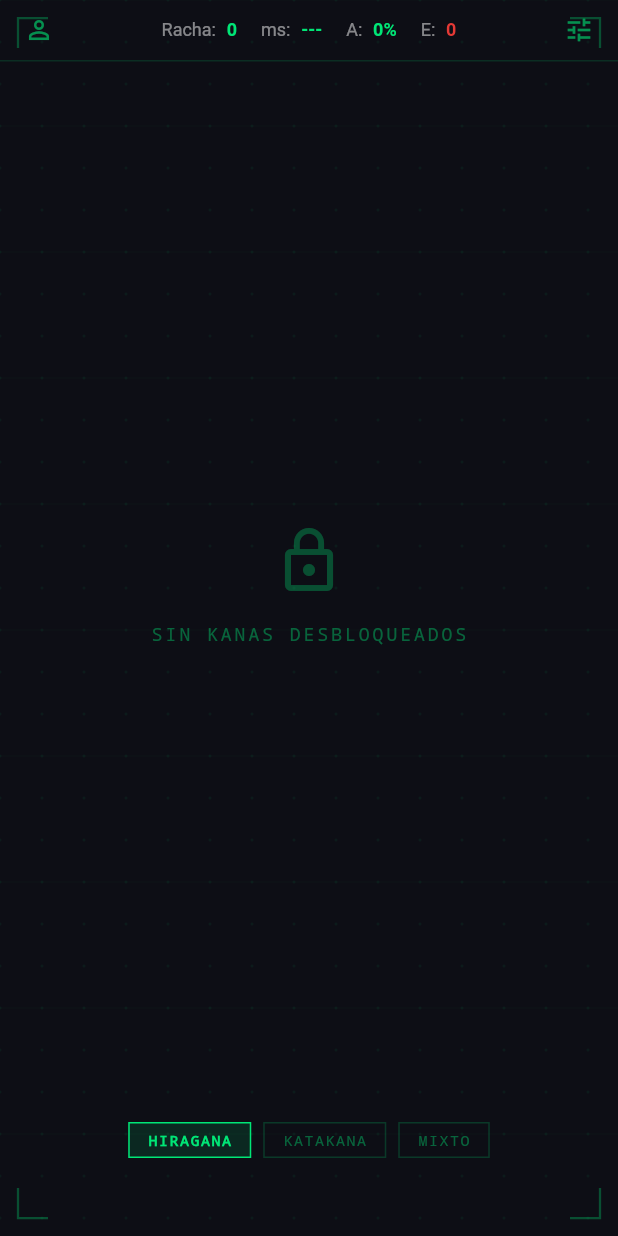
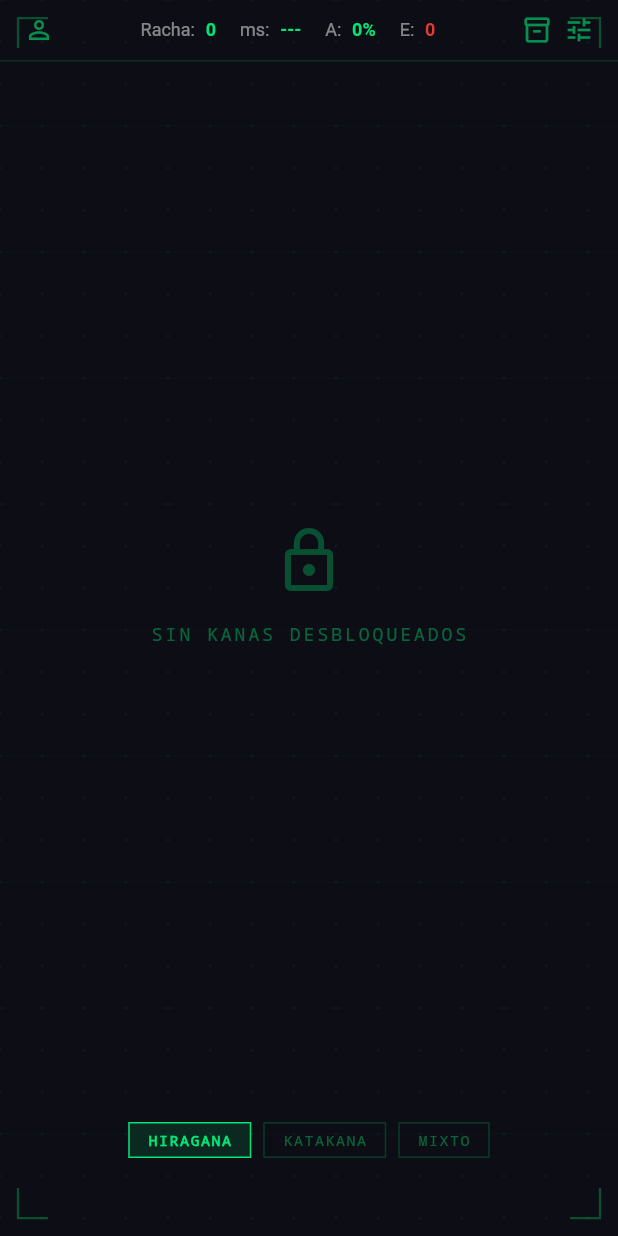
Before and after one commit to calinrus-dev/KanjiZen, a Flutter app: the HomeScreen screen opened by its route, on a phone screen of 412 x 824 dp. Run offline on Flutter 3.47's test engine with Material 3 defaults, Android fonts, the phone set to English and light mode, and no system bars; our stand-ins replace flutter_animate, flutter_riverpod, flutter_tts, freezed_annotation, go_router, isar and 2 more; accounts and stored records are empty; generated files the repository leaves out were written again; statements that could not run were skipped.

Commit message:
fix: add missing onInventoryTap to GameHeader

```diff
--- a/packages/kz_ui_components/lib/src/organisms/game_header.dart
+++ b/packages/kz_ui_components/lib/src/organisms/game_header.dart
@@ -13,6 +13,7 @@ class GameHeader extends StatelessWidget {
     required this.errors,
     this.accentColor,
     this.onMenuTap,
+    this.onInventoryTap,
     this.onSettingsTap,
   });
 
@@ -22,6 +23,7 @@ class GameHeader extends StatelessWidget {
   final int errors;
   final Color? accentColor;
   final VoidCallback? onMenuTap;
+  final VoidCallback? onInventoryTap;
   final VoidCallback? onSettingsTap;
 
   @override
@@ -81,12 +83,18 @@ class GameHeader extends StatelessWidget {
             ),
           ),
 
-          // Ajustes derecho
+          // Ajustes y Menú derecho
           const SizedBox(width: 12),
+          if (onInventoryTap != null)
+            GestureDetector(
+              onTap: onInventoryTap,
+              child: Icon(Icons.inventory_2_outlined, color: accent.withValues(alpha: 0.6), size: 20),
+            ),
+          const SizedBox(width: 8),
           if (onSettingsTap != null)
             GestureDetector(
               onTap: onSettingsTap,
-              child: Icon(Icons.tune, color: accent.withOpacity(0.6), size: 20),
+              child: Icon(Icons.tune, color: accent.withValues(alpha: 0.6), size: 20),
             ),
         ],
       ),
```
